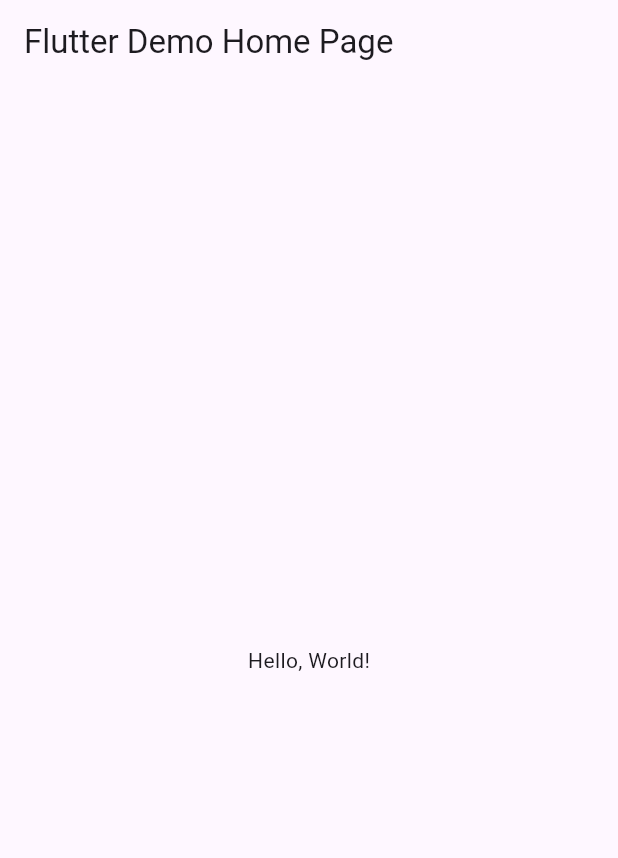
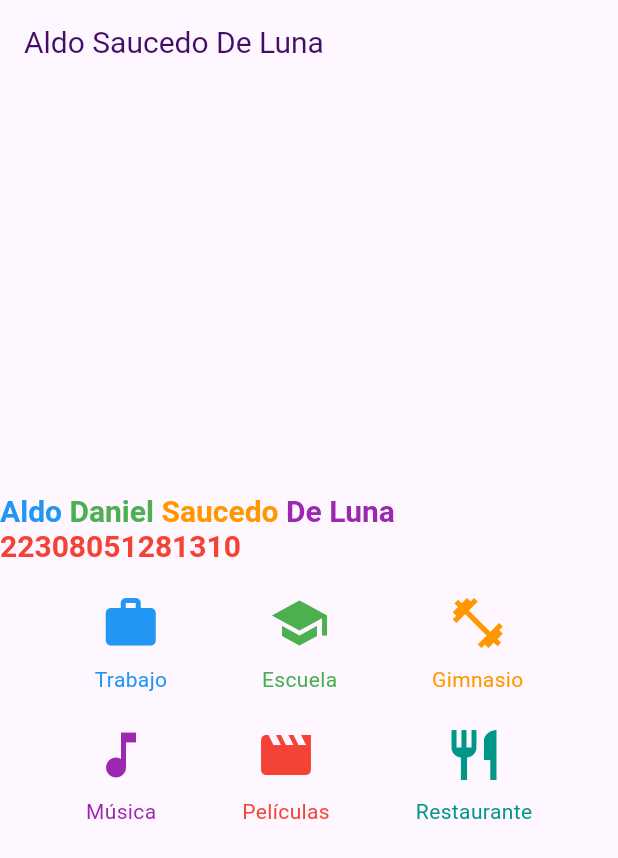
Before and after one commit to aldosaucedo1213/p9_v2_iconos, a Flutter app: the screen it shows after launch, on a phone screen of 412 x 824 dp. Shown: the top 858 px of the screen. Run offline on Flutter 3.47's test engine with Material 3 defaults, Android fonts, the phone set to English and light mode, and no system bars.

Commit message:
aldo saucedo iconos

```diff
--- a/lib/main.dart
+++ b/lib/main.dart
@@ -1,43 +1,154 @@
 import 'package:flutter/material.dart';
 
-void main() => runApp(MyApp());
+void main() => runApp(Misiconos());
 
-class MyApp extends StatelessWidget {
-  const MyApp({super.key});
-  // This widget is the root of your application.
+class Misiconos extends StatelessWidget {
+  const Misiconos({Key? key}) : super(key: key);
+
   @override
   Widget build(BuildContext context) {
     return MaterialApp(
-      // Application name
-      title: 'Flutter Hello World',
-      // Application theme data, you can set the colors for the application as
-      // you want
-      theme: ThemeData(
-        // useMaterial3: false,
-        primarySwatch: Colors.blue,
-      ),
-      // A widget which will be started on application startup
-      home: MyHomePage(title: 'Flutter Demo Home Page'),
-    );
-  }
-}
-
-class MyHomePage extends StatelessWidget {
-  final String title;
-  const MyHomePage({super.key, required this.title});
-
-  @override
-  Widget build(BuildContext context) {
-    return Scaffold(
-      appBar: AppBar(
-        // The title text which will be shown on the action bar
-        title: Text(title),
-      ),
-      body: Center(
-        child: Text(
-          'Hello, World!',
+      debugShowCheckedModeBanner: false,
+      home: Scaffold(
+        appBar: AppBar(
+          title: Text(
+            "Aldo Saucedo De Luna",
+            style: const TextStyle(
+              color: Color(0xff430c68),
+              fontSize: 20,
+            ),
+          ), // Título del AppBar
+        ),
+        body: Center(
+          child: Column(
+            mainAxisAlignment: MainAxisAlignment.center,
+            children: [
+              // Texto personalizado con colores
+              RichText(
+                text: TextSpan(
+                  style: TextStyle(fontSize: 20, fontWeight: FontWeight.bold),
+                  children: [
+                    TextSpan(
+                      text: 'Aldo ',
+                      style: TextStyle(color: Colors.blue), // Color para "Aldo"
+                    ),
+                    TextSpan(
+                      text: 'Daniel ',
+                      style:
+                          TextStyle(color: Colors.green), // Color para "Daniel"
+                    ),
+                    TextSpan(
+                      text: 'Saucedo ',
+                      style: TextStyle(
+                          color: Colors.orange), // Color para "Saucedo"
+                    ),
+                    TextSpan(
+                      text: 'De Luna ',
+                      style: TextStyle(
+                          color: Colors.purple), // Color para "De Luna"
+                    ),
+                    TextSpan(
+                      text: '22308051281310',
+                      style:
+                          TextStyle(color: Colors.red), // Color para el número
+                    ),
+                  ],
+                ),
+              ),
+              SizedBox(height: 20), // Espacio entre el texto y los íconos
+              IconWithSubtitleGrid(), // Grid de íconos
+            ],
+          ),
         ),
       ),
     );
   }
 }
+
+class IconWithSubtitleGrid extends StatelessWidget {
+  @override
+  Widget build(BuildContext context) {
+    return Column(
+      mainAxisAlignment: MainAxisAlignment.center,
+      children: [
+        // Primera fila con 3 iconos distintos
+        Row(
+          mainAxisAlignment: MainAxisAlignment.spaceEvenly,
+          children: [
+            IconWithSubtitle(
+              icon: Icons.work,
+              subtitle: 'Trabajo',
+              iconColor: Colors.blue, // Color del ícono
+              textColor: Colors.blue, // Color del texto
+            ),
+            IconWithSubtitle(
+              icon: Icons.school,
+              subtitle: 'Escuela',
+              iconColor: Colors.green, // Color del ícono
+              textColor: Colors.green, // Color del texto
+            ),
+            IconWithSubtitle(
+              icon: Icons.fitness_center,
+              subtitle: 'Gimnasio',
+              iconColor: Colors.orange, // Color del ícono
+              textColor: Colors.orange, // Color del texto
+            ),
+          ],
+        ),
+        SizedBox(height: 20), // Espacio entre las filas
+        // Segunda fila con 3 iconos distintos
+        Row(
+          mainAxisAlignment: MainAxisAlignment.spaceEvenly,
+          children: [
+            IconWithSubtitle(
+              icon: Icons.music_note,
+              subtitle: 'Música',
+              iconColor: Colors.purple, // Color del ícono
+              textColor: Colors.purple, // Color del texto
+            ),
+            IconWithSubtitle(
+              icon: Icons.movie,
+              subtitle: 'Películas',
+              iconColor: Colors.red, // Color del ícono
+              textColor: Colors.red, // Color del texto
+            ),
+            IconWithSubtitle(
+              icon: Icons.restaurant,
+              subtitle: 'Restaurante',
+              iconColor: Colors.teal, // Color del ícono
+              textColor: Colors.teal, // Color del texto
+            ),
+          ],
+        ),
+      ],
+    );
+  }
+}
+
+class IconWithSubtitle extends StatelessWidget {
+  final IconData icon;
+  final String subtitle;
+  final Color iconColor; // Color del ícono
+  final Color textColor; // Color del texto
+
+  IconWithSubtitle({
+    required this.icon,
+    required this.subtitle,
+    this.iconColor = Colors.black, // Color predeterminado del ícono
+    this.textColor = Colors.black, // Color predeterminado del texto
+  });
+
+  @override
+  Widget build(BuildContext context) {
+    return Column(
+      children: [
+        Icon(icon, size: 40, color: iconColor), // Aplicar color al ícono
+        SizedBox(height: 8), // Espacio entre el icono y el subtítulo
+        Text(
+          subtitle,
+          style: TextStyle(color: textColor), // Aplicar color al texto
+        ),
+      ],
+    );
+  }
+}
```
Also changed, not shown: iconsaldo2.PNG (added).
